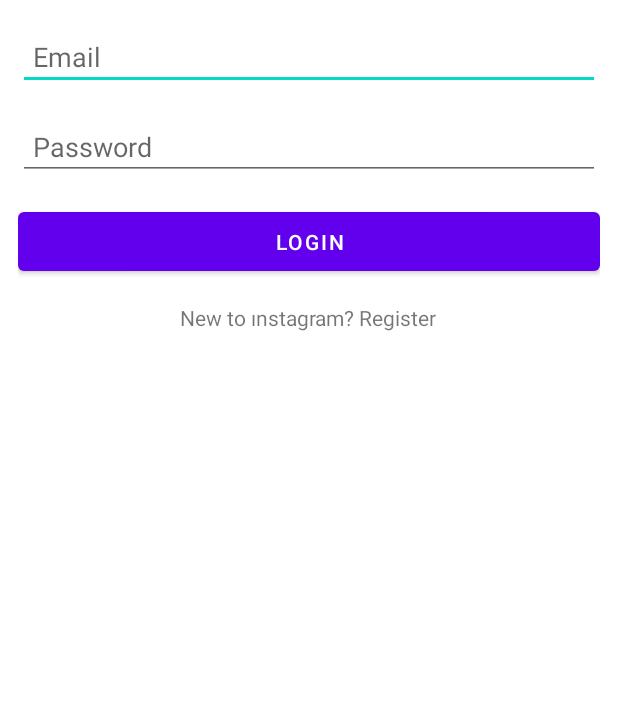
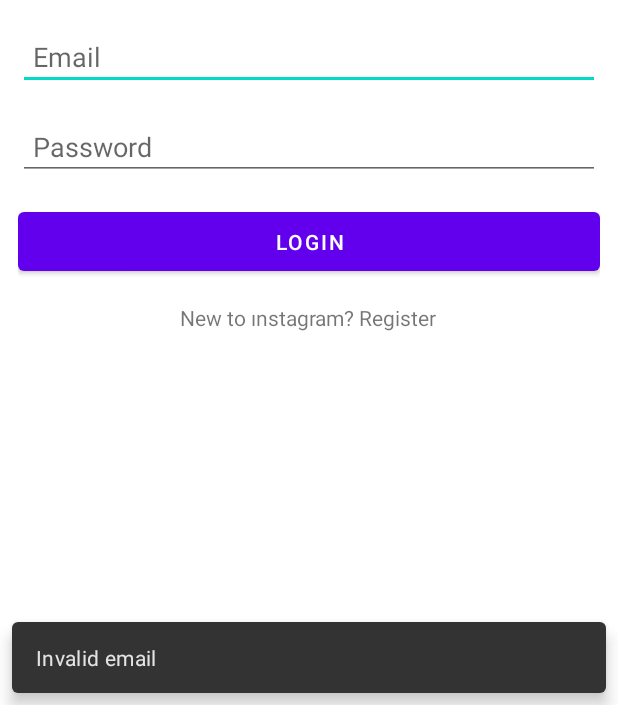
Before and after one commit to YaseminTufan/New-Instagram, an Android app: the LoginActivity screen opened directly, with no data from a screen before it, after a tap on "LOGIN", on a phone screen of 412 x 824 dp, the part 531-1236 px from its top. Run offline under Robolectric (Android 15) with nearby library versions, the phone set to English and light mode, and no system bars; our stand-ins replace Firebase (no records; nobody signed in at launch, a user with empty details on screens opened directly).

Commit message:
Email validation

```diff
--- a/app/src/main/java/com/yasemintufan/instagramfirst/LoginActivity.java
+++ b/app/src/main/java/com/yasemintufan/instagramfirst/LoginActivity.java
@@ -9,12 +9,14 @@ import android.text.TextUtils;
 import android.view.View;
 import android.widget.Button;
 import android.widget.EditText;
+import android.widget.LinearLayout;
 import android.widget.TextView;
 import android.widget.Toast;
 
 import com.google.android.gms.tasks.OnCompleteListener;
 import com.google.android.gms.tasks.OnFailureListener;
 import com.google.android.gms.tasks.Task;
+import com.google.android.material.snackbar.Snackbar;
 import com.google.firebase.auth.AuthResult;
 import com.google.firebase.auth.FirebaseAuth;
 
@@ -24,12 +26,14 @@ public class LoginActivity extends AppCompatActivity {
     private Button login;
     private TextView registerUser;
     private FirebaseAuth mAuth;
+    LinearLayout linearLayout;
 
 
     @Override
     protected void onCreate(Bundle savedInstanceState) {
         super.onCreate(savedInstanceState);
         setContentView(R.layout.activity_login);
+        linearLayout = findViewById(R.id.linear);
         email = findViewById(R.id.email);
         password = findViewById(R.id.password);
         login = findViewById(R.id.login_button);
@@ -46,24 +50,32 @@ public class LoginActivity extends AppCompatActivity {
             public void onClick(View view) {
                 String txt_email = email.getText().toString();
                 String txt_password = password.getText().toString();
-                if(TextUtils.isEmpty(txt_email)||TextUtils.isEmpty(txt_password)){
-                    Toast.makeText(LoginActivity.this, "Empty Credentials", Toast.LENGTH_SHORT).show();
-                }else {
-                    loginUser(txt_email,txt_password);
+                String emailPattern = "[a-zA-Z0-9._-]+@[a-z]+\\.+[a-z]+";
+
+                if (txt_email.matches(emailPattern)){
+                    if (TextUtils.isEmpty(txt_email) || TextUtils.isEmpty(txt_password)) {
+                        Snackbar.make(linearLayout,"Empty Empty",Snackbar.LENGTH_LONG).show();
+                    } else {
+                        loginUser(txt_email,txt_password);
+                    }
+                } else {
+                    Snackbar.make(linearLayout,"Invalid email",Snackbar.LENGTH_LONG).show();
+
                 }
+
+
 
 
             }
         });
     }
-
     private void loginUser(String email, String password) {
         mAuth.signInWithEmailAndPassword(email,password).addOnCompleteListener(new OnCompleteListener<AuthResult>() {
             @Override
             public void onComplete(@NonNull Task<AuthResult> task) {
                 if(task.isSuccessful()){
-                    Toast.makeText(LoginActivity.this, "Update the profile " +
-                            "for better expereince", Toast.LENGTH_SHORT).show();
+                   // Toast.makeText(LoginActivity.this, "Update the profile " +
+                           // "for better expereince", Toast.LENGTH_SHORT).show();
                     Intent intent = new Intent(LoginActivity.this , MainActivity.class);
                     intent.addFlags(Intent.FLAG_ACTIVITY_CLEAR_TASK | Intent.FLAG_ACTIVITY_CLEAR_TOP);
                     startActivity(intent);
@@ -73,7 +85,7 @@ public class LoginActivity extends AppCompatActivity {
         }).addOnFailureListener(new OnFailureListener() {
             @Override
             public void onFailure(@NonNull Exception e) {
-                Toast.makeText(LoginActivity.this, e.getMessage(), Toast.LENGTH_SHORT).show();
+                Snackbar.make(linearLayout,e.getMessage(),Snackbar.LENGTH_LONG).show();
             }
         });
     }
--- a/app/src/main/java/com/yasemintufan/instagramfirst/RegisterActivity.java
+++ b/app/src/main/java/com/yasemintufan/instagramfirst/RegisterActivity.java
@@ -110,7 +110,6 @@ public class RegisterActivity extends AppCompatActivity {
                         }
                     }
                 });
-
             }
         }).addOnFailureListener(new OnFailureListener() {
             @Override
--- a/app/src/main/java/com/yasemintufan/instagramfirst/StartActivity.java
+++ b/app/src/main/java/com/yasemintufan/instagramfirst/StartActivity.java
@@ -35,12 +35,12 @@ public class StartActivity extends AppCompatActivity {
         });
     }
 
-    @Override
+   /* @Override
     protected void onStart() {
         super.onStart();
         if(FirebaseAuth.getInstance().getCurrentUser() != null) {
             startActivity(new Intent(StartActivity.this,MainActivity.class));
             finish();
         }
-    }
+    }*/
 }
--- a/app/src/main/res/layout/activity_login.xml
+++ b/app/src/main/res/layout/activity_login.xml
@@ -8,6 +8,7 @@
     android:orientation="vertical"
     android:gravity="center"
     android:padding="12dp"
+    android:id="@+id/linear"
     tools:context=".RegisterActivity">
 
     <TextView
@@ -21,13 +22,15 @@
         android:layout_height="wrap_content"
         android:layout_marginTop="15dp"
         android:hint="Email"
+        android:imeOptions="actionNext"
         android:padding="10dp"
         android:id="@+id/email"/>
     <EditText
         android:layout_width="match_parent"
         android:layout_height="wrap_content"
         android:layout_marginTop="15dp"
-        android:hint="Password"
+        android:hint="@string/password"
+        android:imeOptions="actionDone"
         android:padding="10dp"
         android:id="@+id/password"/>
     <Button
--- a/app/src/main/res/values/strings.xml
+++ b/app/src/main/res/values/strings.xml
@@ -11,4 +11,5 @@
     <string name="invalid_username">Not a valid username</string>
     <string name="invalid_password">Password must be >5 characters</string>
     <string name="login_failed">"Login failed"</string>
+    <string name="password">Password</string>
 </resources>
--- a/build.gradle
+++ b/build.gradle
@@ -9,15 +9,12 @@ buildscript {
     dependencies {
         classpath 'com.google.gms:google-services:4.3.10'
         classpath 'com.android.tools.build:gradle:3.4.3'
-
-
     }
 }
 
 plugins {
     id 'com.android.application' version '7.1.2' apply false
     id 'com.android.library' version '7.1.2' apply false
-
 }
 
 allprojects {
@@ -25,9 +22,7 @@ allprojects {
         // Check that you have the following line (if not, add it):
         mavenCentral()
         google()  // Google's Maven repository
-
     }
-
 }
 
 task clean(type: Delete) {
```
